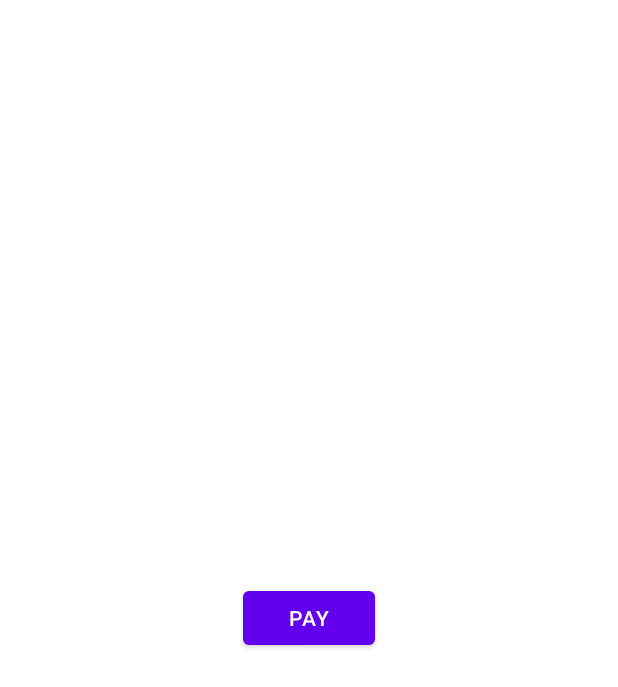
After one commit to kishanmorichauhan/PlanetPredictors, an Android app: the layout activity_payment.xml on its own in the app's theme, with its tools: preview values and no code run, on a phone screen of 412 x 824 dp. The commit adds this screen. Shown: the top 687 px of the screen. Run offline under Robolectric (Android 15) with nearby library versions, the phone set to English and light mode, and no system bars.

Commit message:
second commit

```diff
--- a/app/build.gradle
+++ b/app/build.gradle
@@ -40,6 +40,7 @@ dependencies {
     implementation 'androidx.constraintlayout:constraintlayout:2.0.4'
     implementation 'com.google.firebase:firebase-database:20.0.0'
     implementation 'com.google.firebase:firebase-storage:20.0.0'
+    implementation 'androidx.legacy:legacy-support-v4:1.0.0'
     testImplementation 'junit:junit:4.+'
     androidTestImplementation 'androidx.test.ext:junit:1.1.2'
     androidTestImplementation 'androidx.test.espresso:espresso-core:3.3.0'
@@ -51,5 +52,6 @@ dependencies {
     implementation 'com.google.firebase:firebase-auth'
     implementation 'de.hdodenhof:circleimageview:3.1.0'
     implementation 'com.airbnb.android:lottie:3.7.0'
+    implementation 'com.razorpay:checkout:1.6.9'
 
 }
--- a/app/src/main/java/com/droid7technolabs/planetpredictor/UserDetails/BirthProfileActivity.java
+++ b/app/src/main/java/com/droid7technolabs/planetpredictor/UserDetails/BirthProfileActivity.java
@@ -18,6 +18,7 @@ import android.widget.TextView;
 import android.widget.Toast;
 
 import com.droid7technolabs.planetpredictor.MainActivity;
+import com.droid7technolabs.planetpredictor.PaymentActivity;
 import com.droid7technolabs.planetpredictor.R;
 import com.google.android.gms.tasks.OnCompleteListener;
 import com.google.android.gms.tasks.OnFailureListener;
--- a/app/src/main/res/layout/activity_main.xml
+++ b/app/src/main/res/layout/activity_main.xml
@@ -5,7 +5,9 @@
     android:layout_width="match_parent"
     android:layout_height="match_parent"
     android:background="#f0f0f0"
-    tools:context=".MainActivity">
+    tools:context=".MainActivity"
+    android:id="@+id/mainContener">
+
 
     <androidx.appcompat.widget.Toolbar
         android:id="@+id/toolbar"
@@ -97,7 +99,7 @@
         app:layout_constraintStart_toStartOf="parent"
         app:layout_constraintTop_toBottomOf="@+id/toolbar" />
 
-    <ImageView
+    <ImageButton
         android:id="@+id/sendBtn"
         android:layout_width="wrap_content"
         android:layout_height="wrap_content"
--- a/app/src/main/res/layout/activity_onboarding.xml
+++ b/app/src/main/res/layout/activity_onboarding.xml
@@ -12,7 +12,7 @@
 <androidx.viewpager.widget.ViewPager
     android:id="@+id/slider"
     android:layout_width="match_parent"
-    android:layout_height="0dp"
+    android:layout_height="wrap_content"
     app:layout_constraintBottom_toTopOf="@+id/relativeLayout"
     app:layout_constraintEnd_toEndOf="parent"
     app:layout_constraintStart_toStartOf="parent"
--- /dev/null
+++ b/app/src/main/res/layout/activity_payment.xml
@@ -0,0 +1,18 @@
+<?xml version="1.0" encoding="utf-8"?>
+<androidx.constraintlayout.widget.ConstraintLayout xmlns:android="http://schemas.android.com/apk/res/android"
+    xmlns:app="http://schemas.android.com/apk/res-auto"
+    xmlns:tools="http://schemas.android.com/tools"
+    android:layout_width="match_parent"
+    android:layout_height="match_parent"
+    tools:context=".PaymentActivity">
+
+    <Button
+        android:id="@+id/payment_btn"
+        android:layout_width="wrap_content"
+        android:layout_height="wrap_content"
+        android:text="Pay"
+        app:layout_constraintBottom_toBottomOf="parent"
+        app:layout_constraintEnd_toEndOf="parent"
+        app:layout_constraintStart_toStartOf="parent"
+        app:layout_constraintTop_toTopOf="parent" />
+</androidx.constraintlayout.widget.ConstraintLayout>
--- a/app/src/main/res/values/strings.xml
+++ b/app/src/main/res/values/strings.xml
@@ -17,4 +17,6 @@
     <string name="skip_btn">Skip</string>
     <string name="next_btn">Next</string>
     <string name="let_get_started">"Let's Begin"</string>
+    <!-- TODO: Remove or change this placeholder text -->
+    <string name="hello_blank_fragment">Hello blank fragment</string>
 </resources>
```
Also changed, not shown: app/src/main/AndroidManifest.xml (+5 -6 lines), app/src/main/java/com/droid7technolabs/planetpredictor/Dialoge.java (added, +62 -0 lines), app/src/main/java/com/droid7technolabs/planetpredictor/MainActivity.java (+18 -4 lines), app/src/main/java/com/droid7technolabs/planetpredictor/PaymentActivity.java (added, +105 -0 lines), app/src/main/java/com/droid7technolabs/planetpredictor/preconfig.java (added, +21 -0 lines), app/src/main/res/layout/layout_dialoge.xml (added, +17 -0 lines).
